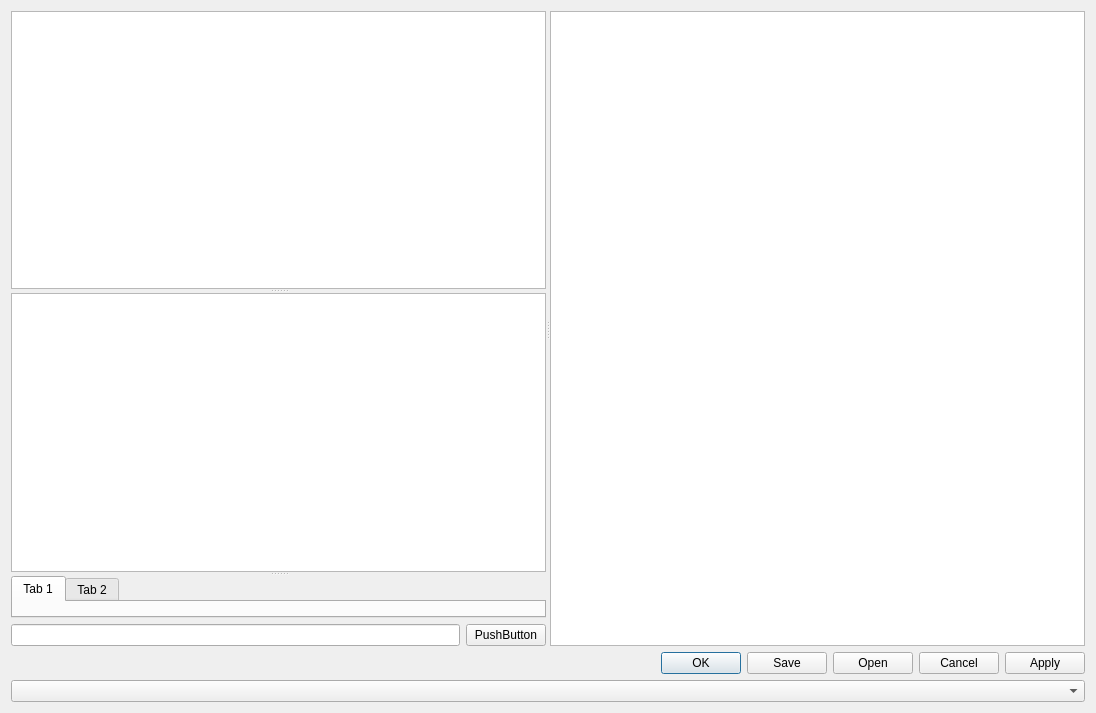
MonroeQuantumNetworks/IonControl, file ui/PulseProgram.ui: the form before one commit.
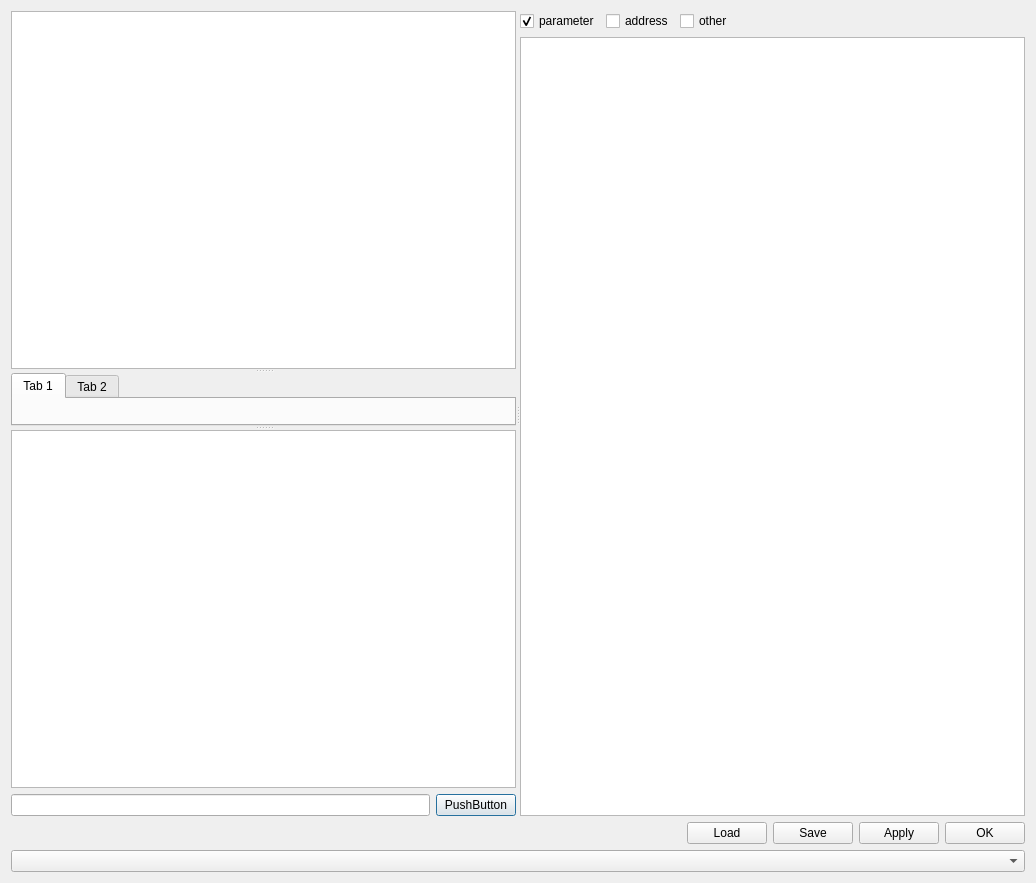
The form after the commit.

```diff
--- a/ui/PulseProgram.ui
+++ b/ui/PulseProgram.ui
@@ -6,14 +6,14 @@
    <rect>
     <x>0</x>
     <y>0</y>
-    <width>1096</width>
-    <height>713</height>
+    <width>1036</width>
+    <height>883</height>
    </rect>
   </property>
   <property name="windowTitle">
    <string>Pulse Programmer</string>
   </property>
-  <layout class="QVBoxLayout" name="verticalLayout_2">
+  <layout class="QVBoxLayout" name="verticalLayout_3">
    <item>
     <widget class="QSplitter" name="splitter_2">
      <property name="orientation">
@@ -27,8 +27,13 @@
           <enum>Qt::Vertical</enum>
          </property>
          <widget class="QTableView" name="digitalView"/>
-         <widget class="QTableView" name="triggerView"/>
          <widget class="QTabWidget" name="sourceTabs">
+          <property name="minimumSize">
+           <size>
+            <width>0</width>
+            <height>50</height>
+           </size>
+          </property>
           <widget class="QWidget" name="tab">
            <attribute name="title">
             <string>Tab 1</string>
@@ -40,6 +45,7 @@
            </attribute>
           </widget>
          </widget>
+         <widget class="QTableView" name="triggerView"/>
         </widget>
        </item>
        <item>
@@ -58,7 +64,54 @@
        </item>
       </layout>
      </widget>
-     <widget class="QTableView" name="parameterView"/>
+     <widget class="QWidget" name="">
+      <layout class="QVBoxLayout" name="verticalLayout_2">
+       <item>
+        <layout class="QHBoxLayout" name="horizontalLayout_3">
+         <item>
+          <widget class="QCheckBox" name="checkBoxParameter">
+           <property name="text">
+            <string>parameter</string>
+           </property>
+           <property name="checked">
+            <bool>true</bool>
+           </property>
+          </widget>
+         </item>
+         <item>
+          <widget class="QCheckBox" name="checkBoxAddress">
+           <property name="text">
+            <string>address</string>
+           </property>
+          </widget>
+         </item>
+         <item>
+          <widget class="QCheckBox" name="checkBoxOther">
+           <property name="text">
+            <string>other</string>
+           </property>
+          </widget>
+         </item>
+         <item>
+          <spacer name="horizontalSpacer_2">
+           <property name="orientation">
+            <enum>Qt::Horizontal</enum>
+           </property>
+           <property name="sizeHint" stdset="0">
+            <size>
+             <width>40</width>
+             <height>20</height>
+            </size>
+           </property>
+          </spacer>
+         </item>
+        </layout>
+       </item>
+       <item>
+        <widget class="QTableView" name="variableView"/>
+       </item>
+      </layout>
+     </widget>
     </widget>
    </item>
    <item>
@@ -77,12 +130,30 @@
       </spacer>
      </item>
      <item>
-      <widget class="QDialogButtonBox" name="buttonBox">
-       <property name="standardButtons">
-        <set>QDialogButtonBox::Apply|QDialogButtonBox::Cancel|QDialogButtonBox::Ok|QDialogButtonBox::Open|QDialogButtonBox::Save</set>
+      <widget class="QPushButton" name="loadButton">
+       <property name="text">
+        <string>Load</string>
        </property>
-       <property name="centerButtons">
-        <bool>false</bool>
+      </widget>
+     </item>
+     <item>
+      <widget class="QPushButton" name="saveButton">
+       <property name="text">
+        <string>Save</string>
+       </property>
+      </widget>
+     </item>
+     <item>
+      <widget class="QPushButton" name="applyButton">
+       <property name="text">
+        <string>Apply</string>
+       </property>
+      </widget>
+     </item>
+     <item>
+      <widget class="QPushButton" name="okButton">
+       <property name="text">
+        <string>OK</string>
        </property>
       </widget>
      </item>
```
Left out of the diff: 5 changed lines with no effect on the pictures.
